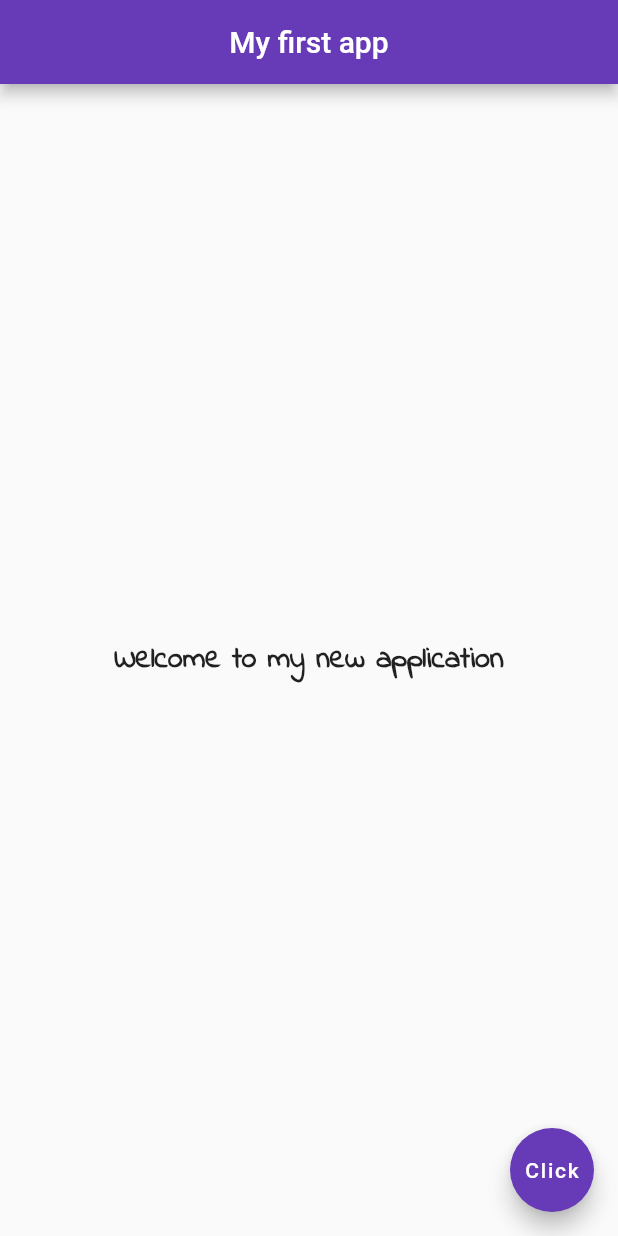
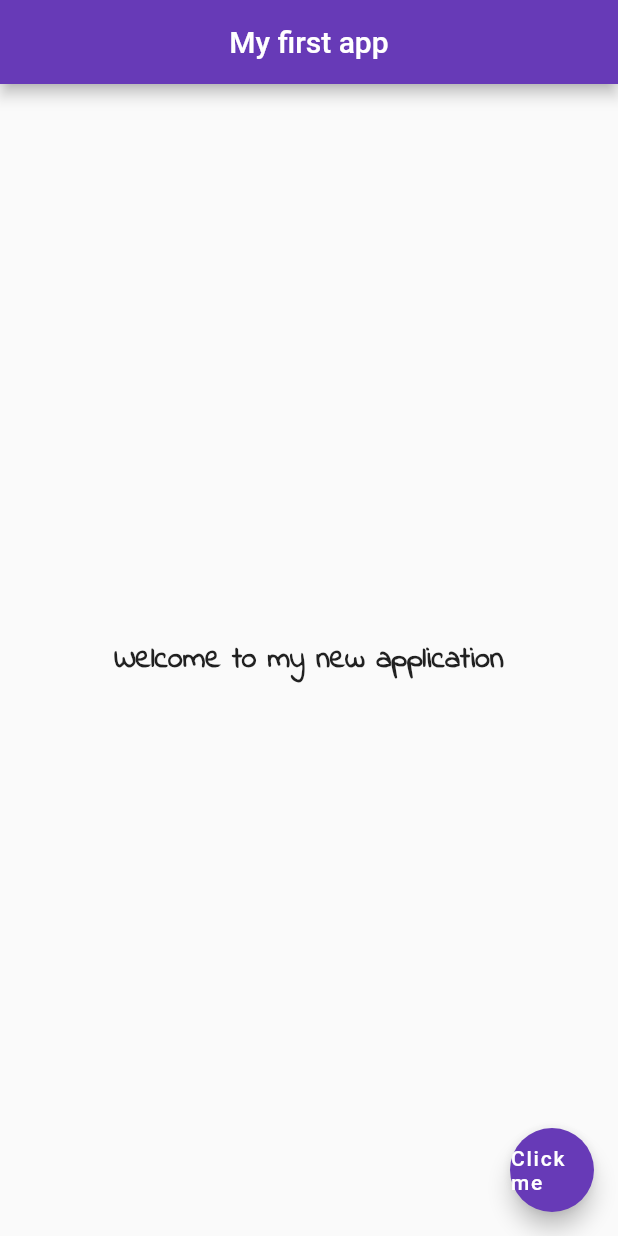
Before and after one commit to dikshantjain/FlutterBasics, a Flutter app: the screen it shows after launch, on a phone screen of 412 x 824 dp. Run offline on Flutter 3.47's test engine with Material 2 defaults, Android fonts, the phone set to English and light mode, and no system bars.

```diff
--- a/lib/main.dart
+++ b/lib/main.dart
@@ -2,7 +2,17 @@ import 'package:flutter/material.dart';
 
 void main() {
   runApp(MaterialApp(
-    home: Scaffold(
+    home: Home(),
+  ));
+
+}
+//stateless widgets do not change over time
+//For example: contents of a home page
+class Home extends StatelessWidget {
+  // const test({Key? key}) : super(key: key);
+  @override
+  Widget build(BuildContext context) {
+    return Scaffold(
         appBar: AppBar(
           title: Text('My first app'),
           centerTitle: true,
@@ -18,8 +28,8 @@ void main() {
             ),),
         ),
         floatingActionButton: FloatingActionButton(onPressed: (){},
-      child: Text('Click'),
+          child: Text('Click me'),
           backgroundColor: Colors.deepPurple,)
-    ),
-  ));
+    );
   }
+}
```
Lines whose indentation alone changed are shown as unchanged.
